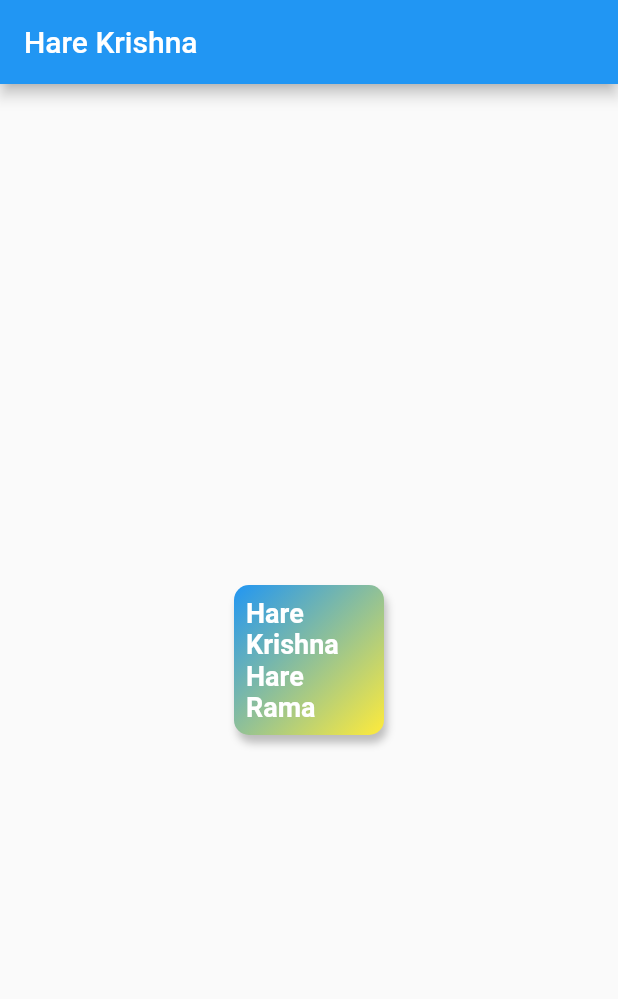
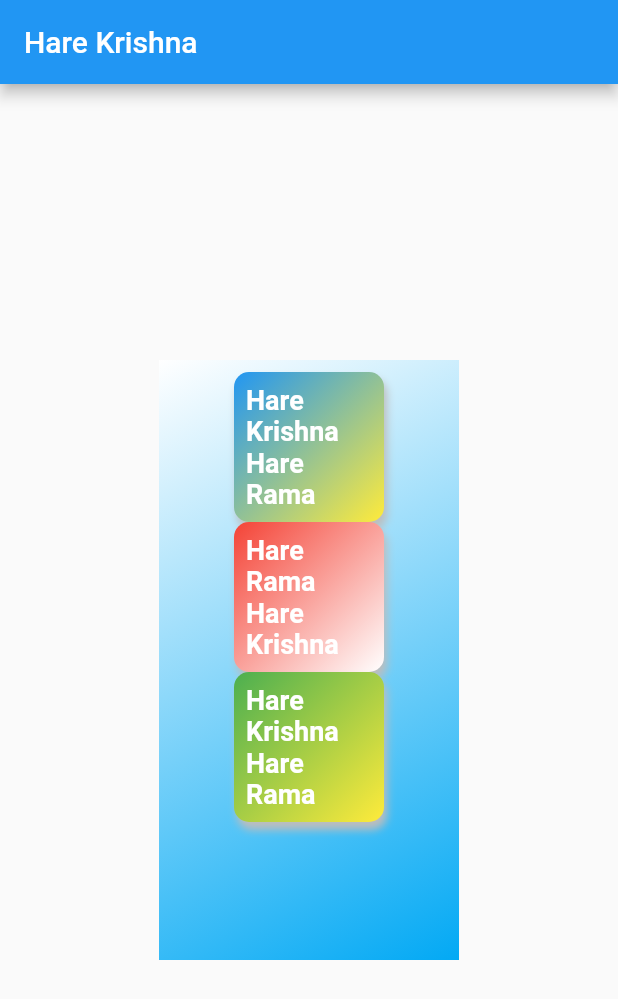
Before and after one commit to sandesh32/ProfGit---Mobile-App, a Flutter app: the screen it shows after launch, on a phone screen of 412 x 824 dp. Shown: the top 999 px of the screen. Run offline on Flutter 3.47's test engine with Material 2 defaults, Android fonts, the phone set to English and light mode, and no system bars.

Commit message:
ch2 completed

```diff
--- a/lib/main.dart
+++ b/lib/main.dart
@@ -15,8 +15,25 @@ class HomePage extends StatelessWidget {
       appBar: AppBar(
         title: Text("Hare Krishna"),
       ),
-      body: Center(
+      body: Padding(
+        padding: const EdgeInsets.all(8.0),
+        child: Align(
+                alignment: Alignment.center,
                   child: Container(
+              decoration: BoxDecoration(
+                gradient: LinearGradient(colors: [Colors.white, Colors.lightBlue], begin: Alignment(-1,-1), end: Alignment(1,1))
+                ),
+                // width: MediaQuery.of(context).size.width,
+                // height: MediaQuery.of(context).size.height,
+                width: 200,
+                height: 400,
+                child: Padding(
+                  padding: const EdgeInsets.all(8.0),
+                  child: Column(
+                  // mainAxisAlignment: MainAxisAlignment.spaceEvenly,
+                  // crossAxisAlignment: CrossAxisAlignment.center,
+                  children:[
+                    Container(
                   padding: const EdgeInsets.all(8),
                   alignment: Alignment.center,
                   width: 100,
@@ -39,7 +56,59 @@ class HomePage extends StatelessWidget {
                     fontSize: 18,
                   )),
               ),
+              Container(
+                  padding: const EdgeInsets.all(8),
+                  alignment: Alignment.center,
+                  width: 100,
+                  height: 100,
+                  decoration: BoxDecoration(
+                    borderRadius: BorderRadius.circular(10),
+                    boxShadow: [
+                      BoxShadow(
+                        color: Colors.grey[400],
+                        blurRadius: 4,
+                        offset: Offset(2.0,5.0)
                       )
+                    ],
+                  color: Colors.teal,
+                  gradient: LinearGradient(colors: [Colors.white, Colors.red], begin: Alignment(1,1), end: Alignment(-1,-1))
+                  ),
+                  child: Text("Hare Rama Hare Krishna", style: TextStyle(
+                    color: Colors.white,
+                    fontWeight: FontWeight.bold,
+                    fontSize: 18,
+                  )),
+              ),
+              Container(
+                  padding: const EdgeInsets.all(8),
+                  alignment: Alignment.center,
+                  width: 100,
+                  height: 100,
+                  decoration: BoxDecoration(
+                    borderRadius: BorderRadius.circular(10),
+                    boxShadow: [
+                      BoxShadow(
+                        color: Colors.grey[400],
+                        blurRadius: 4,
+                        offset: Offset(2.0,5.0)
+                      )
+                    ],
+                  color: Colors.teal,
+                  gradient: LinearGradient(colors: [Colors.yellow, Colors.green], begin: Alignment(1,1), end: Alignment(-1,-1))
+                  ),
+                  child: Text("Hare Krishna Hare Rama", style: TextStyle(
+                    color: Colors.white,
+                    fontWeight: FontWeight.bold,
+                    fontSize: 18,
+                  )),
+              ),
+
+                  ]
+              ),
+                ),
+          ),
+        ),
+      ),
     );
   }
 }
```
Lines whose indentation alone changed are shown as unchanged.
